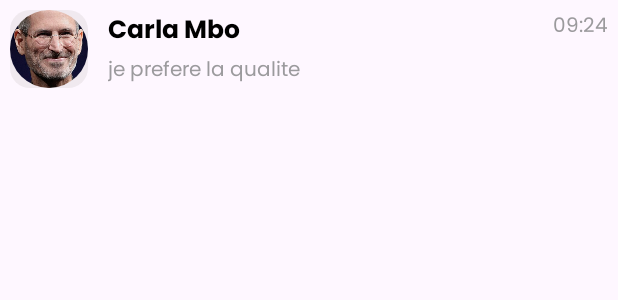
After one commit to BabiMumba/Afya-Nzuri, an Android app: the layout item_chat.xml on its own in the app's theme, with its tools: preview values and no code run, on a phone screen of 412 x 824 dp. The commit adds this screen. Shown: the top 300 px of the screen. Run offline under Robolectric (Android 15) with nearby library versions, the phone set to English and light mode, and no system bars.

Commit message:
modification de la page home

```diff
--- a/app/src/main/java/cd/projetthealthcare/com/Fragment/MessageFragment.kt
+++ b/app/src/main/java/cd/projetthealthcare/com/Fragment/MessageFragment.kt
@@ -17,6 +17,7 @@ class MessageFragment : Fragment() {
     ): View {
         binding = FragmentMessageBinding.inflate(layoutInflater)
         // Inflate the layout for this fragment
+
         return binding.root
     }
 }
--- /dev/null
+++ b/app/src/main/res/drawable/grey_bg.xml
@@ -0,0 +1,11 @@
+<?xml version="1.0" encoding="utf-8"?>
+<shape
+    xmlns:android="http://schemas.android.com/apk/res/android"
+    android:shape="rectangle"
+    >
+    <solid android:color="@color/grise"/>
+    <corners
+        android:radius="@dimen/_10sdp"
+        />
+
+</shape>
--- /dev/null
+++ b/app/src/main/res/layout/item_chat.xml
@@ -0,0 +1,55 @@
+<?xml version="1.0" encoding="utf-8"?>
+<RelativeLayout
+    xmlns:android="http://schemas.android.com/apk/res/android"
+    android:layout_width="match_parent"
+    android:padding="@dimen/_5sdp"
+    android:layout_height="wrap_content">
+
+    <de.hdodenhof.circleimageview.CircleImageView
+        android:layout_width="@dimen/_40sdp"
+        android:layout_height="@dimen/_40sdp"
+        android:src="@drawable/steve"
+        android:background="@drawable/grey_bg"
+        android:layout_alignParentStart="true"
+        android:id="@+id/image_profile"
+        />
+    <TextView
+        android:layout_width="match_parent"
+        android:layout_height="wrap_content"
+        android:text="Carla Mbo"
+        android:layout_toEndOf="@id/image_profile"
+        android:layout_marginStart="@dimen/_10sdp"
+        android:textSize="@dimen/_13ssp"
+        android:fontFamily="@font/poppins_bold"
+        android:id="@+id/user_name"
+        android:textColor="@color/primary_text"
+        android:maxLines="1"
+        />
+    <TextView
+        android:layout_width="wrap_content"
+        android:layout_height="wrap_content"
+        android:text="09:24"
+        android:layout_alignParentEnd="true"
+        android:layout_marginStart="@dimen/_10sdp"
+        android:textSize="@dimen/_10ssp"
+        android:fontFamily="@font/poppins_regular"
+        android:id="@+id/date_msg"
+        android:textColor="@color/secondary_text"
+        />
+    <TextView
+        android:layout_width="match_parent"
+        android:layout_height="wrap_content"
+        android:text="je prefere la qualite"
+        android:layout_toEndOf="@id/image_profile"
+        android:layout_marginStart="@dimen/_10sdp"
+        android:textSize="@dimen/_10ssp"
+        android:fontFamily="@font/poppins_regular"
+        android:id="@+id/last_message"
+        android:maxLines="1"
+        android:layout_below="@id/user_name"
+        android:textColor="@color/secondary_text"
+        />
+
+
+
+</RelativeLayout>
--- a/app/src/main/res/values/colors.xml
+++ b/app/src/main/res/values/colors.xml
@@ -4,7 +4,7 @@
     <color name="primary">#1CBEF5</color>
     <color name="rouge">#1CBEF5</color>
     <color name="vert">#2FFF00</color>
-    <color name="Accent">#42D3B1</color>
+    <color name="Accent">#1CBEF5</color>
     <color name="backgroud">#F7F7FA</color>
     <color name="card_background">#FFFFFF</color>
     <color name="primary_text">#000000</color>
--- a/app/src/main/res/values/strings.xml
+++ b/app/src/main/res/values/strings.xml
@@ -1,8 +1,10 @@
 <resources>
-    <string name="app_name">HealthCare</string>
+    <string name="app_name">AfiaNzuri</string>
     <string name="create_count">Vous n\'avez pas de compte ? <font color="#1CBEF5">Créer un compte</font></string>
-    <!-- TODO: Remove or change this placeholder text -->
     <string name="hello_blank_fragment">Hello blank fragment</string>
     <string name="rend">Rendez-vous</string>
     <string name="chat">Message</string>
+    <string name="message">imagereceive</string>
+    <string name="received_message">bonjour</string>
+    <string name="seen">vu</string>
 </resources>
```
Also changed, not shown: app/src/main/res/drawable/bg_message_received.xml (added, +9 -0 lines), app/src/main/res/drawable/bg_message_sent.xml (added, +9 -0 lines), app/src/main/res/drawable/corner_received.xml (added, +15 -0 lines), app/src/main/res/drawable/corner_sent.xml (added, +15 -0 lines), app/src/main/res/drawable/received_message_item.xml (added, +33 -0 lines), app/src/main/res/layout/fragment_message.xml (+33 -6 lines), app/src/main/res/layout/fragment_setting.xml (+20 -3 lines), app/src/main/res/layout/received_message_item.xml (added, +33 -0 lines), app/src/main/res/layout/sent_message_item.xml (added, +41 -0 lines).
